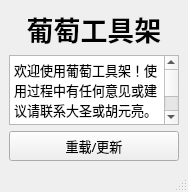
This is commons/ui/main.ui in lonegather/Barbarian as Qt 5 draws it before an edit. The edited form follows.
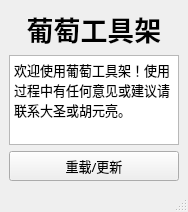
This is the edited form.

Patch:
```diff
--- a/commons/ui/main.ui
+++ b/commons/ui/main.ui
@@ -7,7 +7,7 @@
     <x>0</x>
     <y>0</y>
     <width>188</width>
-    <height>189</height>
+    <height>212</height>
    </rect>
   </property>
   <property name="minimumSize">
```
Left out of the diff: 10 changed lines with no effect on the pictures.
